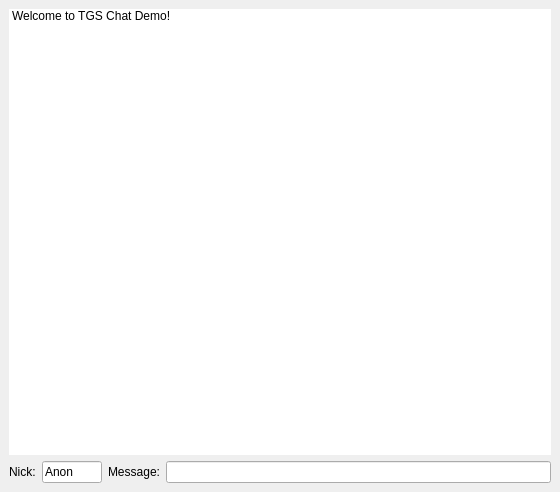
This is src/ui/main.ui in whirm/tgs-pc as Qt 5 draws it before an edit. The edited form follows.
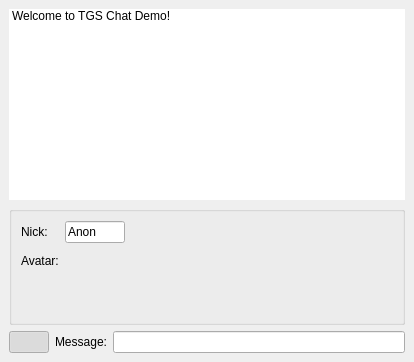
This is the edited form. Icons and pictures are not drawn.

Commit message: Remove generated main.py ui module and update the ui to a nicer one

Diff of the .ui file:
```diff
--- a/src/ui/main.ui
+++ b/src/ui/main.ui
@@ -6,8 +6,8 @@
    <rect>
     <x>0</x>
     <y>0</y>
-    <width>560</width>
-    <height>492</height>
+    <width>414</width>
+    <height>362</height>
    </rect>
   </property>
   <property name="windowTitle">
@@ -69,28 +69,142 @@
       </item>
      </widget>
     </item>
+    <item>
+     <widget class="QGroupBox" name="groupBox">
+      <property name="minimumSize">
+       <size>
+        <width>0</width>
+        <height>100</height>
+       </size>
+      </property>
+      <property name="title">
+       <string notr="true"/>
+      </property>
+      <property name="flat">
+       <bool>true</bool>
+      </property>
+      <property name="checkable">
+       <bool>false</bool>
+      </property>
+      <layout class="QFormLayout" name="formLayout">
+       <property name="fieldGrowthPolicy">
+        <enum>QFormLayout::AllNonFixedFieldsGrow</enum>
+       </property>
+       <property name="formAlignment">
+        <set>Qt::AlignLeading|Qt::AlignLeft|Qt::AlignVCenter</set>
+       </property>
+       <item row="0" column="0">
+        <widget class="QLabel" name="label">
+         <property name="text">
+          <string>Nick:</string>
+         </property>
+        </widget>
+       </item>
+       <item row="0" column="1">
+        <widget class="QLineEdit" name="nick_line">
+         <property name="sizePolicy">
+          <sizepolicy hsizetype="Preferred" vsizetype="Fixed">
+           <horstretch>0</horstretch>
+           <verstretch>0</verstretch>
+          </sizepolicy>
+         </property>
+         <property name="maximumSize">
+          <size>
+           <width>60</width>
+           <height>16777215</height>
+          </size>
+         </property>
+         <property name="text">
+          <string>Anon</string>
+         </property>
+         <property name="maxLength">
+          <number>20</number>
+         </property>
+        </widget>
+       </item>
+       <item row="1" column="1">
+        <widget class="QPushButton" name="avatar_btn">
+         <property name="sizePolicy">
+          <sizepolicy hsizetype="Fixed" vsizetype="Fixed">
+           <horstretch>0</horstretch>
+           <verstretch>0</verstretch>
+          </sizepolicy>
+         </property>
+         <property name="minimumSize">
+          <size>
+           <width>64</width>
+           <height>64</height>
+          </size>
+         </property>
+         <property name="maximumSize">
+          <size>
+           <width>64</width>
+           <height>64</height>
+          </size>
+         </property>
+         <property name="text">
+          <string notr="true"/>
+         </property>
+         <property name="icon">
+          <iconset resource="resources.qrc">
+           <normaloff>:/main/face-smile-big.png</normaloff>:/main/face-smile-big.png</iconset>
+         </property>
+         <property name="iconSize">
+          <size>
+           <width>64</width>
+           <height>64</height>
+          </size>
+         </property>
+         <property name="flat">
+          <bool>true</bool>
+         </property>
+        </widget>
+       </item>
+       <item row="1" column="0">
+        <widget class="QLabel" name="label_3">
+         <property name="text">
+          <string>Avatar:</string>
+         </property>
+        </widget>
+       </item>
+      </layout>
+     </widget>
+    </item>
     <item>
      <layout class="QHBoxLayout" name="horizontalLayout">
       <item>
-       <widget class="QLabel" name="label">
-        <property name="text">
-         <string>Nick:</string>
+       <widget class="QPushButton" name="settings_btn">
+        <property name="sizePolicy">
+         <sizepolicy hsizetype="Fixed" vsizetype="Fixed">
+          <horstretch>0</horstretch>
+          <verstretch>0</verstretch>
+         </sizepolicy>
         </property>
-       </widget>
-      </item>
-      <item>
-       <widget class="QLineEdit" name="nick_line">
         <property name="maximumSize">
          <size>
           <width>60</width>
           <height>16777215</height>
          </size>
         </property>
+        <property name="styleSheet">
+         <string notr="true"/>
+        </property>
         <property name="text">
-         <string>Anon</string>
+         <string notr="true"/>
         </property>
-        <property name="maxLength">
-         <number>20</number>
+        <property name="icon">
+         <iconset>
+          <selectedon>:/main/configure.png</selectedon>
+         </iconset>
+        </property>
+        <property name="checkable">
+         <bool>true</bool>
+        </property>
+        <property name="checked">
+         <bool>true</bool>
+        </property>
+        <property name="flat">
+         <bool>true</bool>
         </property>
        </widget>
       </item>
```
Left out of the diff: 41 changed lines with no effect on the pictures. The commit also changes 4 other files.
